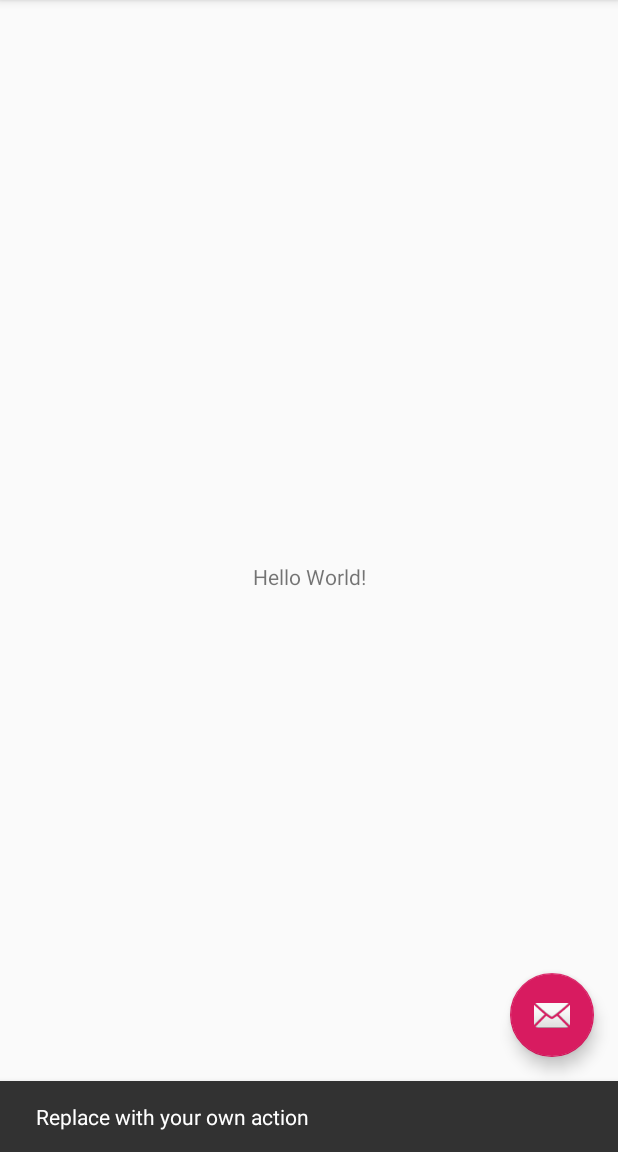
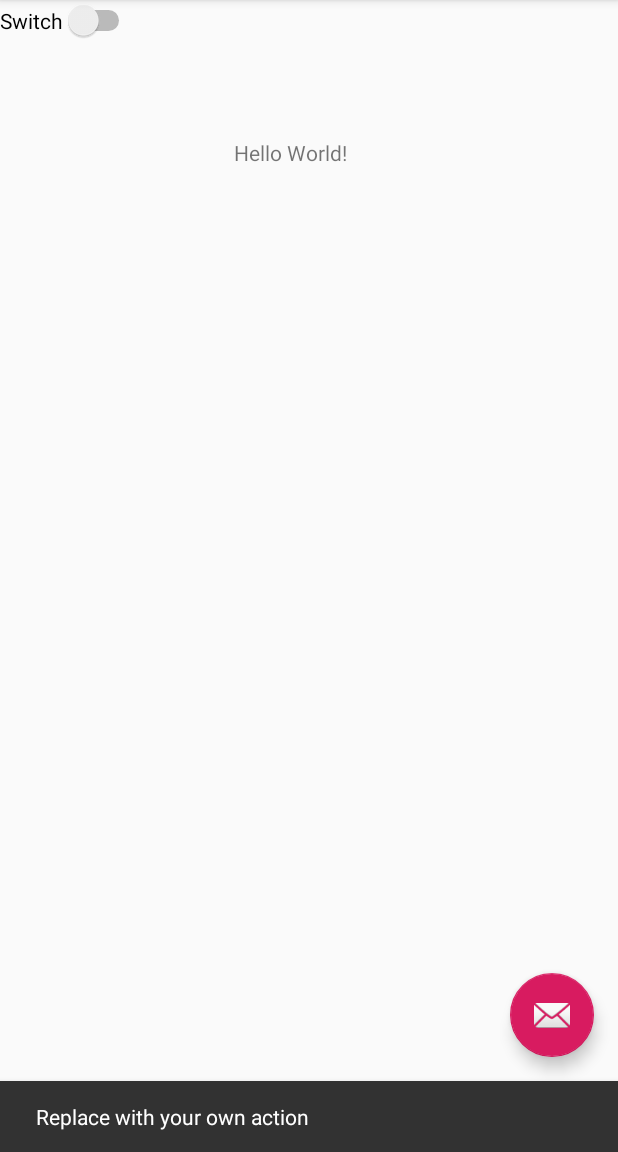
Before and after one commit to AndreyTyshko/test-rep, an Android app: the screen it shows after launch (MainActivity), after a tap on an icon or button, on a phone screen of 412 x 824 dp, the part 84-1236 px from its top. Run offline under Robolectric (Android 15) with nearby library versions, the phone set to English and light mode, and no system bars.

Commit message:
2 commit

```diff
--- a/app/src/main/res/layout/content_main.xml
+++ b/app/src/main/res/layout/content_main.xml
@@ -13,8 +13,18 @@
         android:layout_height="wrap_content"
         android:text="Hello World!"
         app:layout_constraintBottom_toBottomOf="parent"
+        app:layout_constraintHorizontal_bias="0.464"
         app:layout_constraintLeft_toLeftOf="parent"
         app:layout_constraintRight_toRightOf="parent"
-        app:layout_constraintTop_toTopOf="parent" />
+        app:layout_constraintTop_toTopOf="parent"
+        app:layout_constraintVertical_bias="0.123" />
+
+    <Switch
+        android:id="@+id/switch2"
+        android:layout_width="wrap_content"
+        android:layout_height="wrap_content"
+        android:text="@string/switch1"
+        tools:layout_editor_absoluteX="58dp"
+        tools:layout_editor_absoluteY="253dp" />
 
 </android.support.constraint.ConstraintLayout>
--- a/app/src/main/res/values/strings.xml
+++ b/app/src/main/res/values/strings.xml
@@ -1,4 +1,5 @@
 <resources>
     <string name="app_name">Test-Rep</string>
     <string name="action_settings">Settings</string>
+    <string name="switch1">Switch</string>
 </resources>
```
